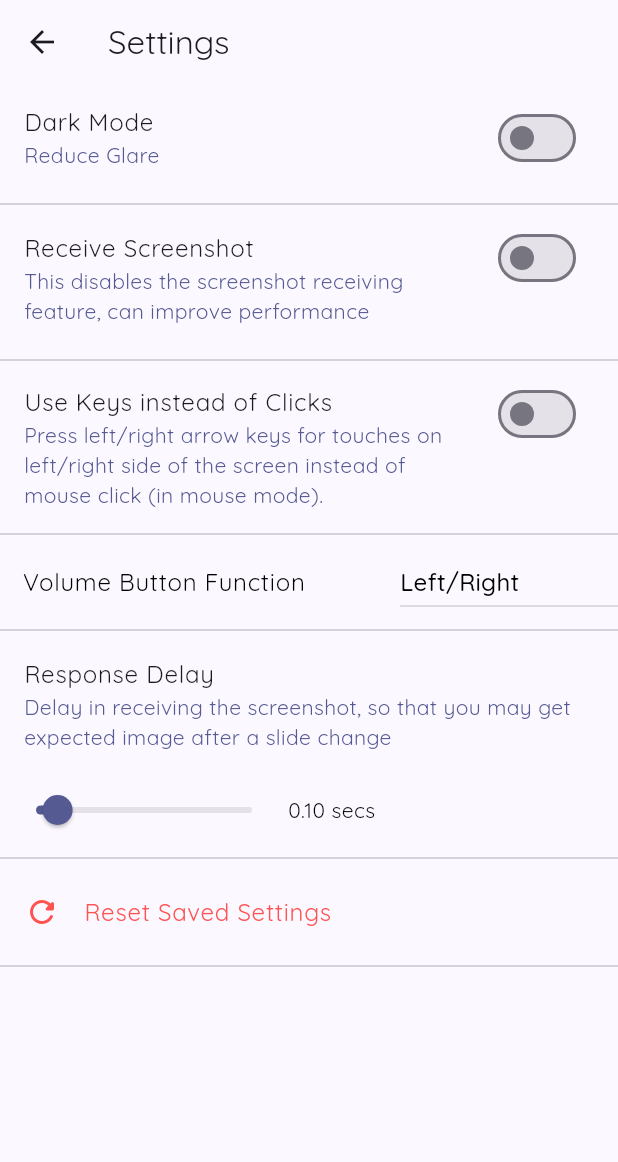
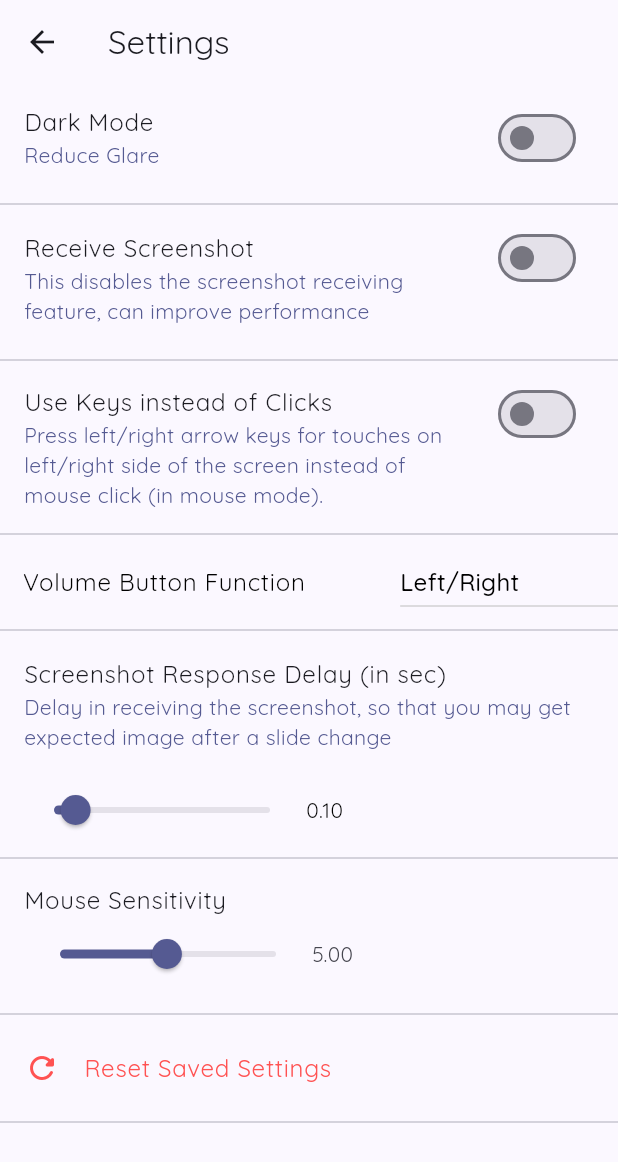
Before and after one commit to ShivanshuKGupta/remote, a Flutter app: the SettingsScreen screen opened directly, on a phone screen of 412 x 824 dp. Shown: the top 1162 px of the screen. Run offline on Flutter 3.47's test engine with Material 2 defaults, Android fonts, the light colour scheme and no system bars; our stand-ins replace flutter_riverpod, google_fonts, shared_preferences; missing offline and left inert: flutter_android_volume_keydown; accounts and stored records are empty.

Commit message:
Added mouse sensitivity

```diff
--- a/lib/providers/scan_service.dart
+++ b/lib/providers/scan_service.dart
@@ -96,7 +96,6 @@ class ScanService {
   DeviceInfo deviceInfo;
 
   ScanService({required this.deviceInfo}) {
-    createSocket();
     scanning.addListener(_scan);
   }
 
@@ -106,6 +105,7 @@ class ScanService {
   }
 
   void startScanning() {
+    assert(socket != null);
     debugPrint("Scanning Started");
     scanning.value = true;
   }
--- a/lib/providers/settings.dart
+++ b/lib/providers/settings.dart
@@ -8,6 +8,7 @@ class _Settings {
   // server settings
   bool receiveImage = true;
   double delayTime = 0.1;
+  double mouseSensitivity = 5;
   bool manuallyConnect = false;
 
   // app settings
@@ -35,6 +36,7 @@ class _SettingsProvider extends StateNotifier<_Settings> {
       "delayTime": state.delayTime,
       "mouseMode": state.mouseMode,
       "deviceName": state.deviceName,
+      "mouseSensitivity": state.mouseSensitivity,
       "manuallyConnect": state.manuallyConnect,
       "scrollMode": state.scrollMode,
       "clicksToKeys": state.clicksToKeys,
@@ -59,8 +61,10 @@ class _SettingsProvider extends StateNotifier<_Settings> {
     state.serverAddr = settings["serverAddr"] ?? "192.168.";
     state.portNo = settings["portNo"] ?? "8080";
     state.delayTime = settings["delayTime"] ?? 0.1;
+    state.mouseSensitivity =
+        settings["mouseSensitivity"] ?? state.mouseSensitivity;
     state.mouseMode = settings["mouseMode"] ?? true;
-    state.scrollMode = settings["scrollMode"] ?? true;
+    state.scrollMode = settings["scrollMode"] ?? false;
     state.manuallyConnect =
         settings["manuallyConnect"] ?? state.manuallyConnect;
     state.clicksToKeys = settings["clicksToKeys"] ?? false;
--- a/lib/screens/settings_screen.dart
+++ b/lib/screens/settings_screen.dart
@@ -1,13 +1,13 @@
 // import 'dart:async';
 
 import 'package:flutter/material.dart';
-
 import 'package:flutter_riverpod/flutter_riverpod.dart';
 // import 'package:flutter_android_volume_keydown/flutter_android_volume_keydown.dart';
 
 import 'package:remote/providers/server.dart';
 import 'package:remote/providers/settings.dart';
 import 'package:remote/providers/volume_button_functions.dart';
+
 import '../providers/remote_buttons.dart';
 
 class SettingsScreen extends ConsumerWidget {
@@ -107,14 +107,38 @@ class SettingsScreen extends ConsumerWidget {
           ),
           const Divider(),
           ListTile(
-            title: const Text('Response Delay'),
+            title: const Text('Screenshot Response Delay (in sec)'),
             subtitle: Text(
               'Delay in receiving the screenshot, so that you may get expected image after a slide change',
               style: TextStyle(color: Theme.of(context).colorScheme.primary),
             ),
             isThreeLine: true,
           ),
-          const _DelaySlider(),
+          Padding(
+            padding: const EdgeInsets.only(left: 12.0),
+            child: _DelaySlider(
+              (value) {
+                ref.read(settings).delayTime = value;
+                settingsClass.saveSettings();
+                ref.read(server.notifier).send(settingsClass.encodeServer());
+              },
+              max: 1,
+              min: 0,
+              value: settingsInstance.delayTime,
+            ),
+          ),
+          const Divider(),
+          ListTile(
+            title: const Text('Mouse Sensitivity'),
+            subtitle: _DelaySlider(
+              (value) {
+                settingsInstance.mouseSensitivity = value;
+              },
+              min: 0.1,
+              max: 10,
+              value: settingsInstance.mouseSensitivity,
+            ),
+          ),
           const Divider(),
           ListTile(
               leading: const Icon(Icons.refresh_rounded),
@@ -136,43 +160,46 @@ class SettingsScreen extends ConsumerWidget {
   }
 }
 
-class _DelaySlider extends ConsumerStatefulWidget {
-  const _DelaySlider({super.key});
+class _DelaySlider extends StatefulWidget {
+  _DelaySlider(
+    this.onChange, {
+    required this.min,
+    required this.max,
+    this.value,
+  });
+  double min, max;
+  double? value;
+  void Function(double value) onChange;
 
   @override
-  ConsumerState<_DelaySlider> createState() => _DelaySliderState();
+  State<_DelaySlider> createState() => _DelaySliderState();
 }
 
-class _DelaySliderState extends ConsumerState<_DelaySlider> {
+class _DelaySliderState extends State<_DelaySlider> {
   @override
   void initState() {
     super.initState();
-    delayTime = ref.read(settings).delayTime;
+    delayTime = widget.value ?? (widget.max + widget.min) / 2;
   }
 
   double delayTime = 0;
   @override
   Widget build(BuildContext context) {
-    final settingsClass = ref.read(settings.notifier);
     return Row(
       children: [
         Slider(
           label: 'Delay Time',
           value: delayTime,
-          min: 0,
-          max: 1,
+          min: widget.min,
+          max: widget.max,
           onChanged: (value) {
             setState(() {
               delayTime = value;
             });
           },
-          onChangeEnd: (value) {
-            ref.read(settings).delayTime = value;
-            settingsClass.saveSettings();
-            ref.read(server.notifier).send(settingsClass.encodeServer());
-          },
+          onChangeEnd: (value) => widget.onChange(value),
         ),
-        Text("${delayTime.toStringAsFixed(2)} secs"),
+        Text(delayTime.toStringAsFixed(2)),
       ],
     );
   }
--- a/lib/widgets/touchpad.dart
+++ b/lib/widgets/touchpad.dart
@@ -1,8 +1,8 @@
 import 'dart:async';
 
+import 'package:flutter/material.dart';
 import 'package:flutter_android_volume_keydown/flutter_android_volume_keydown.dart';
 import 'package:flutter_riverpod/flutter_riverpod.dart';
-import 'package:flutter/material.dart';
 import 'package:remote/providers/volume_button_functions.dart';
 
 import '../providers/server.dart';
@@ -10,6 +10,8 @@ import '../providers/settings.dart';
 
 // ignore: must_be_immutable
 class TouchPad extends ConsumerStatefulWidget {
+  const TouchPad({super.key});
+
   @override
   ConsumerState<ConsumerStatefulWidget> createState() {
     return _TouchPad();
@@ -138,7 +140,7 @@ class _TouchPad extends ConsumerState<TouchPad> {
             onPanUpdate: (details) {
               final pos = details.localPosition;
               Offset change = pos - oldpos;
-              change *= 5;
+              change *= settingsObj.mouseSensitivity;
               oldpos = pos;
               // print("change = $change dx=${change.dx}");
               if (settingsObj.scrollMode) {
```
Also changed, not shown: lib/screens/home_screen.dart (+8 -4 lines), lib/screens/scan_screen.dart (+30 -3 lines).
